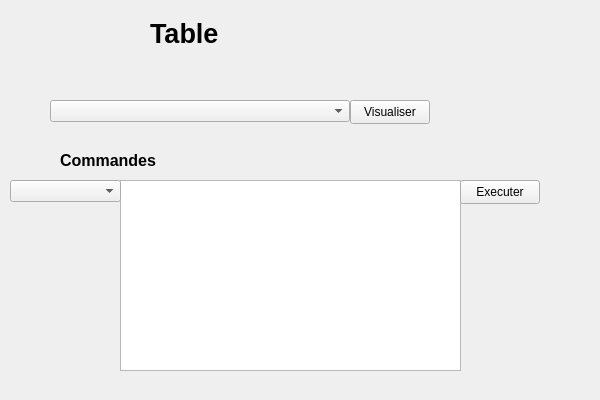
Old version of the form FrameworkQT/src/main/c++/fr/univtours/polytech/FrameworkQT/view/databasemanagementinterface.ui in the repository ChakSem/TPs-Plateformes-C-.
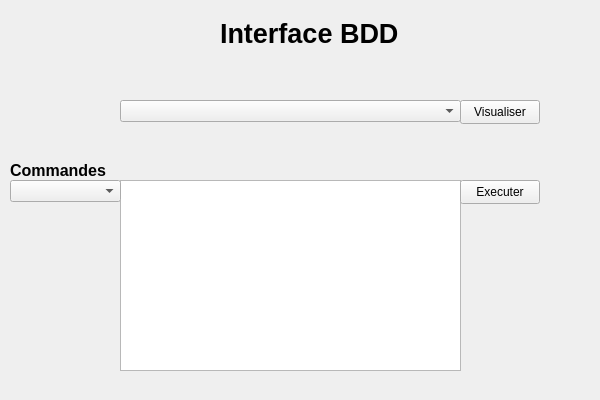
New version of the form.

What changed in the file:
```diff
--- a/FrameworkQT/src/main/c++/fr/univtours/polytech/FrameworkQT/view/databasemanagementinterface.ui
+++ b/FrameworkQT/src/main/c++/fr/univtours/polytech/FrameworkQT/view/databasemanagementinterface.ui
@@ -16,7 +16,7 @@
   <widget class="QLabel" name="labelDatabaseManagement">
    <property name="geometry">
     <rect>
-     <x>150</x>
+     <x>220</x>
      <y>20</y>
      <width>351</width>
      <height>27</height>
@@ -41,7 +41,7 @@
     </font>
    </property>
    <property name="text">
-    <string>Table</string>
+    <string>Interface BDD</string>
    </property>
   </widget>
   <widget class="QPlainTextEdit" name="plainTextEdit">
@@ -57,8 +57,8 @@
   <widget class="QLabel" name="labelRequest">
    <property name="geometry">
     <rect>
-     <x>60</x>
-     <y>150</y>
+     <x>10</x>
+     <y>160</y>
      <width>311</width>
      <height>21</height>
     </rect>
@@ -76,7 +76,7 @@
   <widget class="QPushButton" name="pushButtonVisualization">
    <property name="geometry">
     <rect>
-     <x>350</x>
+     <x>460</x>
      <y>100</y>
      <width>80</width>
      <height>24</height>
@@ -102,9 +102,9 @@
   <widget class="QComboBox" name="comboBoxTable">
    <property name="geometry">
     <rect>
-     <x>50</x>
+     <x>120</x>
      <y>100</y>
-     <width>300</width>
+     <width>341</width>
      <height>22</height>
     </rect>
    </property>
```
